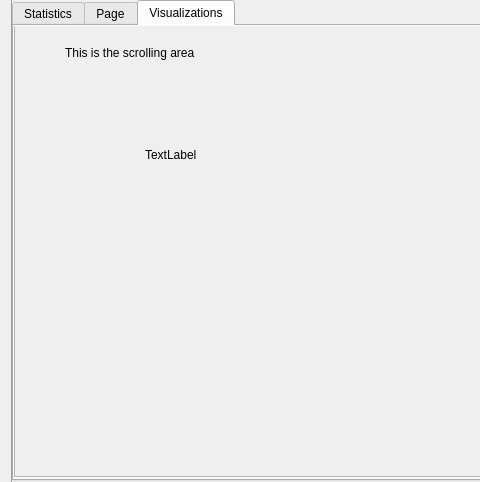
Above: gui/qTrace/cortexviewer.ui from gnmerritt/multiTrace-features before the change; both pictures show x 298 to 778 and y 0 to 482 of the 1032 by 482 pixel window. Below: the same form after it.
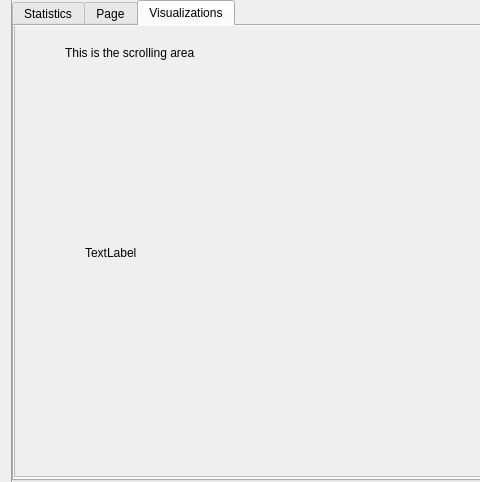
That is the form after the change.

Commit message: Layer visualization working\! (I think...)

Patch:
```diff
--- a/gui/qTrace/cortexviewer.ui
+++ b/gui/qTrace/cortexviewer.ui
@@ -160,10 +160,10 @@
       <widget class="QLabel" name="layerImg">
        <property name="geometry">
         <rect>
-         <x>130</x>
-         <y>140</y>
-         <width>62</width>
-         <height>16</height>
+         <x>70</x>
+         <y>130</y>
+         <width>311</width>
+         <height>231</height>
         </rect>
        </property>
        <property name="text">
```
The commit also changes 2 other files.
